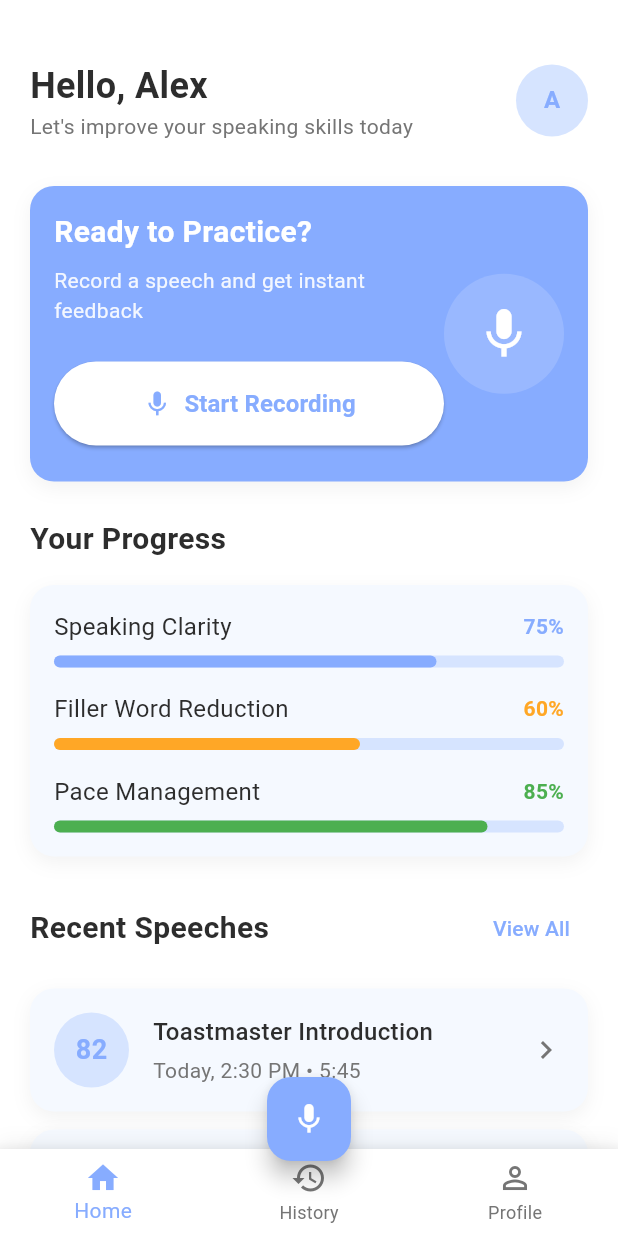
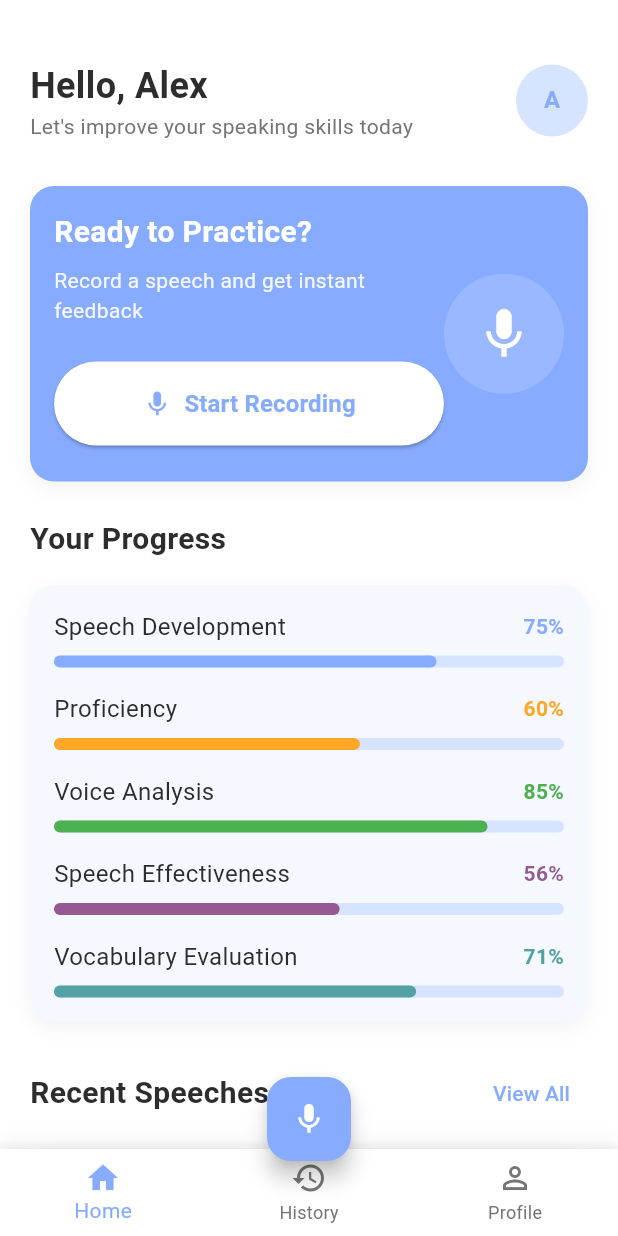
Before and after one commit to naela-girsy-projects/Project-VocalLabs, a Flutter app: the HomeScreen screen opened by its route, on a phone screen of 412 x 824 dp. Run offline on Flutter 3.47's test engine with Material 3 defaults, Android fonts, the phone set to English and light mode, and no system bars; our stand-ins replace fl_chart; Roboto replaces fonts that are missing (Poppins).

Commit message:
Updated marking criteria

```diff
--- a/Client/lib/screens/home_screen.dart
+++ b/Client/lib/screens/home_screen.dart
@@ -183,21 +183,33 @@ class _DashboardTab extends StatelessWidget {
                 child: Column(
                   children: [
                     _buildProgressItem(
-                      label: 'Speaking Clarity',
+                      label: 'Speech Development',
                       progress: 0.75,
                       color: AppColors.primaryBlue,
                     ),
                     const SizedBox(height: 16),
                     _buildProgressItem(
-                      label: 'Filler Word Reduction',
+                      label: 'Proficiency',
                       progress: 0.60,
                       color: AppColors.warning,
                     ),
                     const SizedBox(height: 16),
                     _buildProgressItem(
-                      label: 'Pace Management',
+                      label: 'Voice Analysis',
                       progress: 0.85,
                       color: AppColors.success,
+                    ),
+                    const SizedBox(height: 16),
+                    _buildProgressItem(
+                      label: 'Speech Effectiveness',
+                      progress: 0.56,
+                      color: const Color.fromARGB(255, 149, 90, 148),
+                    ),
+                    const SizedBox(height: 16),
+                    _buildProgressItem(
+                      label: 'Vocabulary Evaluation',
+                      progress: 0.71,
+                      color: const Color.fromARGB(255, 81, 161, 165),
                     ),
                   ],
                 ),
```
